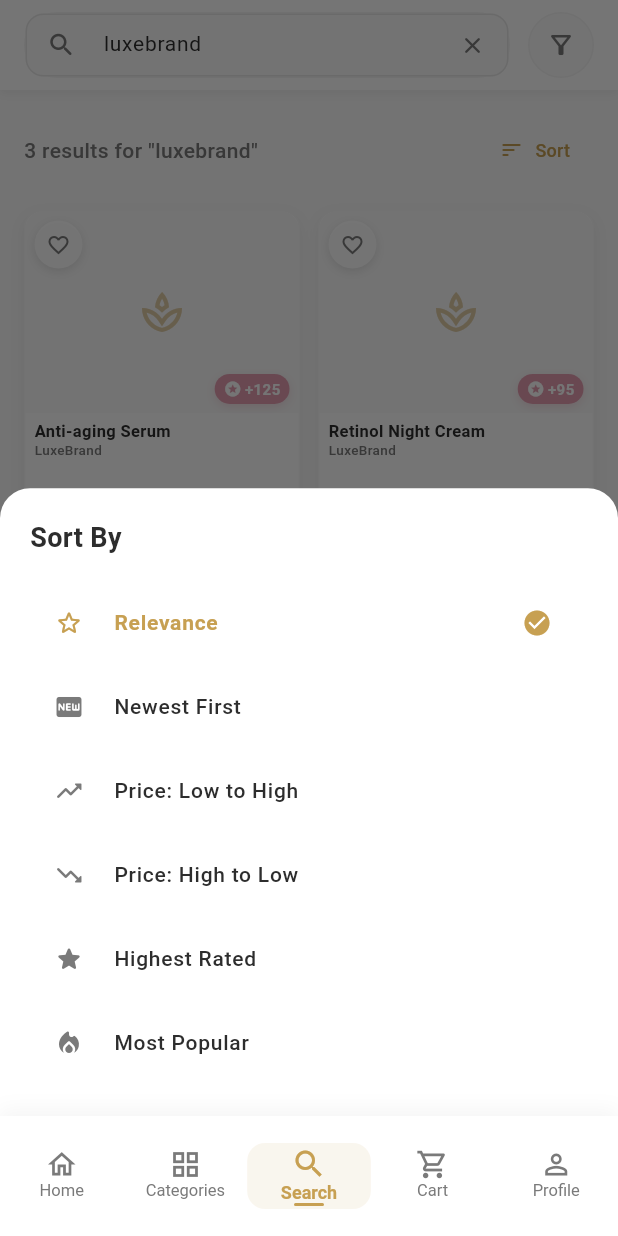
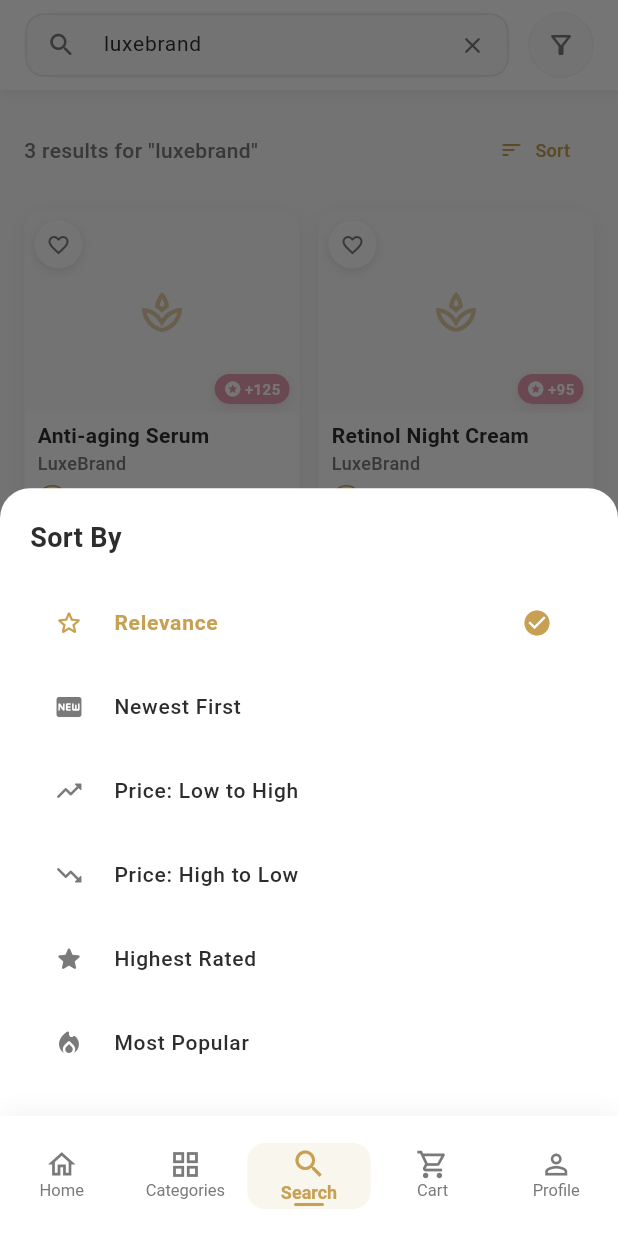
Before and after one commit to SillyFizy/bloom-beauty, a Flutter app: the SearchScreen screen opened by its route, after a tap on "luxebrand", after a tap on "Sort", on a phone screen of 412 x 824 dp. Run offline on Flutter 3.47's test engine with Material 3 defaults, Android fonts, the phone set to English and light mode, and no system bars; drawn by our look-alikes of cached_network_image; our stand-ins replace connectivity_plus, font_awesome_flutter, go_router, google_fonts, shared_preferences, shimmer and 1 more; accounts and stored records are empty; network calls fail.

Commit message:
Ui enhance

```diff
--- a/frontend/lib/widgets/product/enhanced_product_card.dart
+++ b/frontend/lib/widgets/product/enhanced_product_card.dart
@@ -311,118 +311,70 @@ class EnhancedProductCard extends StatelessWidget {
 
         return ClipRect(
           child: Padding(
-            padding: EdgeInsets.all(
-                isMobile ? 6 : 8), // Reduced padding for more space
+            padding: EdgeInsets.all(isMobile ? 8 : 12), // Matching home screen
             child: Column(
-              mainAxisAlignment:
-                  MainAxisAlignment.spaceBetween, // Distribute space evenly
               crossAxisAlignment: CrossAxisAlignment.start,
               children: [
-                // Top section - Title and Brand grouped together
-                Column(
+                // Product name and brand section (matching home screen style)
+                Expanded(
+                  child: Column(
                     crossAxisAlignment: CrossAxisAlignment.start,
-                  mainAxisSize: MainAxisSize.min,
                     children: [
-                    // 1. Product Title
+                      // Product Title
                       Text(
                         product.name,
                         style: TextStyle(
-                        fontSize: isCompactLayout
-                            ? (isMobile ? 11 : 12)
-                            : (isMobile
-                                ? 13
-                                : 15), // Slightly increased font sizes
+                          fontSize:
+                              isMobile ? 14 : 16, // Slightly bigger than home
                           fontWeight: FontWeight.w600,
                           color: AppConstants.textPrimary,
-                        height: 1.1, // Tighter line height
+                          height: 1.1,
                         ),
-                      maxLines: isCompactLayout ? 1 : 2, // Adaptive max lines
+                        maxLines: 2,
                         overflow: TextOverflow.ellipsis,
                       ),
-
-                    // Small gap between title and brand
-                    SizedBox(height: isCompactLayout ? 2 : 3),
-
-                    // 2. Product Brand - Directly under title
+                      // Brand name directly under product name
+                      if (product.brand.isNotEmpty) ...[
+                        const SizedBox(height: 2),
                         Text(
                           product.brand,
                           style: TextStyle(
-                        fontSize: isCompactLayout
-                            ? (isMobile ? 9 : 10)
-                            : (isMobile ? 10 : 11),
+                            fontSize:
+                                isMobile ? 12 : 13, // Slightly bigger than home
+                            fontWeight: FontWeight.w500,
                             color: AppConstants.textSecondary,
-                        fontWeight: FontWeight.w500,
-                        height: 1.0, // Tight line height for brand
                           ),
                           maxLines: 1,
                           overflow: TextOverflow.ellipsis,
                         ),
                       ],
-                ),
 
-                // 3. Celebrity Badge Area - Fixed space when present
-                if (product.celebrityEndorsement != null)
+                      // Celebrity Badge Area (if present)
+                      if (product.celebrityEndorsement != null) ...[
+                        const SizedBox(height: 6),
                         GestureDetector(
                           onTap: () => _navigateToCelebrityProfile(context),
                           child: Row(
                             children: [
                               Container(
-                          width: isCompactLayout
-                              ? 24
-                              : (isMobile ? 28 : 32), // Increased avatar size
-                          height: isCompactLayout
-                              ? 24
-                              : (isMobile ? 28 : 32), // Increased avatar size
+                                width: isMobile ? 20 : 24,
+                                height: isMobile ? 20 : 24,
                                 decoration: BoxDecoration(
                                   shape: BoxShape.circle,
                                   border: Border.all(
                                     color: AppConstants.accentColor,
-                              width: 1.5, // Slightly thicker border
+                                    width: 1,
                                   ),
-                            boxShadow: [
-                              BoxShadow(
-                                color: AppConstants.accentColor
-                                    .withValues(alpha: 0.2),
-                                blurRadius: 3, // Increased shadow
-                                offset: const Offset(0, 1),
-                              ),
-                            ],
                                 ),
                                 child: ClipOval(
                                   child: CachedNetworkImage(
-                              imageUrl:
-                                  product.celebrityEndorsement!.celebrityImage,
+                                    imageUrl: product
+                                        .celebrityEndorsement!.celebrityImage,
                                     fit: BoxFit.cover,
-                              memCacheWidth: isCompactLayout
-                                  ? 48
-                                  : (isMobile
-                                      ? 56
-                                      : 64), // Increased cache sizes
-                              memCacheHeight:
-                                  isCompactLayout ? 48 : (isMobile ? 56 : 64),
-                              placeholder: (context, url) => Shimmer.fromColors(
-                                baseColor: AppConstants.borderColor
-                                    .withValues(alpha: 0.3),
-                                highlightColor: AppConstants.surfaceColor,
-                                child: Container(
-                                  decoration: BoxDecoration(
-                                    color: AppConstants.borderColor
-                                        .withValues(alpha: 0.3),
-                                  ),
-                                ),
-                              ),
                                     errorWidget: (context, error, stackTrace) {
                                       return Container(
-                                  decoration: BoxDecoration(
-                                    gradient: LinearGradient(
-                                      colors: [
-                                        AppConstants.accentColor
-                                            .withValues(alpha: 0.6),
-                                        AppConstants.accentColor
-                                            .withValues(alpha: 0.3),
-                                      ],
-                                    ),
-                                  ),
+                                        color: AppConstants.accentColor
+                                            .withValues(alpha: 0.1),
                                         child: Center(
                                           child: Text(
                                             product.celebrityEndorsement!
@@ -432,13 +384,9 @@ class EnhancedProductCard extends StatelessWidget {
                                                     .toUpperCase()
                                                 : 'C',
                                             style: TextStyle(
-                                        fontSize: isCompactLayout
-                                            ? 10
-                                            : (isMobile
-                                                ? 12
-                                                : 14), // Increased font size
+                                              fontSize: isMobile ? 8 : 10,
                                               fontWeight: FontWeight.bold,
-                                        color: AppConstants.surfaceColor,
+                                              color: AppConstants.accentColor,
                                             ),
                                           ),
                                         ),
@@ -447,127 +395,103 @@ class EnhancedProductCard extends StatelessWidget {
                                   ),
                                 ),
                               ),
-                        SizedBox(
-                            width:
-                                isCompactLayout ? 6 : 8), // Increased spacing
+                              const SizedBox(width: 4),
                               Expanded(
-                          child: Column(
-                            crossAxisAlignment: CrossAxisAlignment.start,
-                            mainAxisSize: MainAxisSize.min,
-                            children: [
-                              Text(
-                                'Picked by',
-                                style: TextStyle(
-                                  fontSize: isCompactLayout
-                                      ? 8
-                                      : (isMobile
-                                          ? 9
-                                          : 10), // Slightly increased text
-                                  color: AppConstants.textSecondary,
-                                  fontWeight: FontWeight.w500,
-                                ),
-                              ),
-                              Text(
+                                child: Text(
                                   product.celebrityEndorsement!.celebrityName,
                                   style: TextStyle(
-                                  fontSize: isCompactLayout
-                                      ? 10
-                                      : (isMobile
-                                          ? 11
-                                          : 12), // Slightly increased text
+                                    fontSize: isMobile ? 10 : 11,
                                     color: AppConstants.accentColor,
                                     fontWeight: FontWeight.w600,
-                                  height: 1.0,
                                   ),
                                   maxLines: 1,
                                   overflow: TextOverflow.ellipsis,
                                 ),
-                            ],
-                          ),
                               ),
                             ],
                           ),
-                  ),
-
-                // 4. Bottom Row - Price at far left and Rating/Count at far right
-                Row(
-                  mainAxisAlignment: MainAxisAlignment.spaceBetween,
-                  crossAxisAlignment: CrossAxisAlignment.end,
-                  children: [
-                    // Left side - Price section at far left bottom
-                    Expanded(
-                      flex: 2,
-                      child: Column(
-                        crossAxisAlignment: CrossAxisAlignment.start,
-                        mainAxisSize: MainAxisSize.min,
-                        children: [
-                          // Current price - nicely sized and prominent
-                          Text(
-                            Formatters.formatPrice(currentPrice),
-                            style: TextStyle(
-                              fontSize: isCompactLayout
-                                  ? (isMobile ? 13 : 15)
-                                  : (isMobile ? 15 : 17),
-                              fontWeight: FontWeight.w700,
-                              color: AppConstants.textPrimary,
-                              letterSpacing: 0.1,
-                              height: 1.2,
-                            ),
-                            maxLines: 1,
-                            overflow: TextOverflow.ellipsis,
-                          ),
-
-                          // Original price if discounted (below current price)
-                          if (hasDiscount) ...[
-                            const SizedBox(height: 2),
-                            Text(
-                              Formatters.formatPrice(product.price),
-                              style: TextStyle(
-                                fontSize: isCompactLayout
-                                    ? (isMobile ? 10 : 11)
-                                    : (isMobile ? 11 : 12),
-                                color: AppConstants.textSecondary,
-                                decoration: TextDecoration.lineThrough,
-                                decorationColor: AppConstants.textSecondary,
-                                fontWeight: FontWeight.w500,
-                                height: 1.2,
-                              ),
-                              maxLines: 1,
-                              overflow: TextOverflow.ellipsis,
                         ),
                       ],
                     ],
                   ),
                 ),
 
-                    // Right side - Rating only (removed count)
+                const SizedBox(height: 8), // Fixed spacing like home screen
+
+                // Price and rating row (matching home screen layout)
+                Row(
+                  mainAxisAlignment: MainAxisAlignment.spaceBetween,
+                  crossAxisAlignment: CrossAxisAlignment.end,
+                  children: [
+                    // Price on the left
+                    Expanded(
+                      child: Column(
+                        crossAxisAlignment: CrossAxisAlignment.start,
+                        children: [
+                          if (hasDiscount) ...[
+                            Text(
+                              Formatters.formatPrice(product.price),
+                              style: TextStyle(
+                                fontSize: isMobile
+                                    ? 12
+                                    : 13, // Slightly bigger than home
+                                fontWeight: FontWeight.w500,
+                                color: AppConstants.textSecondary,
+                                decoration: TextDecoration.lineThrough,
+                              ),
+                            ),
+                            Text(
+                              Formatters.formatPrice(currentPrice),
+                              style: TextStyle(
+                                fontSize: isMobile
+                                    ? 14
+                                    : 16, // Slightly bigger than home
+                                fontWeight: FontWeight.bold,
+                                color: AppConstants.errorColor,
+                              ),
+                            ),
+                          ] else ...[
+                            Text(
+                              Formatters.formatPrice(currentPrice),
+                              style: TextStyle(
+                                fontSize: isMobile
+                                    ? 14
+                                    : 16, // Slightly bigger than home
+                                fontWeight: FontWeight.bold,
+                                color: AppConstants.textPrimary,
+                              ),
+                            ),
+                          ],
+                        ],
+                      ),
+                    ),
+
+                    // Rating on the right (matching home screen style)
                     Container(
-                      padding: EdgeInsets.symmetric(
-                        horizontal: isCompactLayout ? 5 : (isMobile ? 6 : 8),
-                        vertical: isCompactLayout ? 3 : (isMobile ? 4 : 5),
-                      ),
+                      padding: const EdgeInsets.symmetric(
+                          horizontal: 6, vertical: 2),
                       decoration: BoxDecoration(
                         color: AppConstants.accentColor.withValues(alpha: 0.1),
-                        borderRadius: BorderRadius.circular(
-                            isCompactLayout ? 5 : (isMobile ? 6 : 8)),
+                        borderRadius: BorderRadius.circular(8),
                       ),
                       child: Row(
                         mainAxisSize: MainAxisSize.min,
                         children: [
                           Icon(
-                            Icons.star_rounded,
-                            size: isCompactLayout ? 12 : (isMobile ? 14 : 16),
+                            Icons.star,
+                            size:
+                                isMobile ? 15 : 17, // Slightly bigger than home
                             color: AppConstants.accentColor,
                           ),
                           const SizedBox(width: 2),
                           Text(
-                            product.rating.toStringAsFixed(1),
+                            product.rating.toString(),
                             style: TextStyle(
-                              fontSize:
-                                  isCompactLayout ? 10 : (isMobile ? 11 : 13),
+                              fontSize: isMobile
+                                  ? 13
+                                  : 15, // Slightly bigger than home
                               color: AppConstants.accentColor,
                               fontWeight: FontWeight.w600,
-                              letterSpacing: 0.1,
                             ),
                           ),
                         ],
```
Lines whose indentation alone changed are shown as unchanged.
